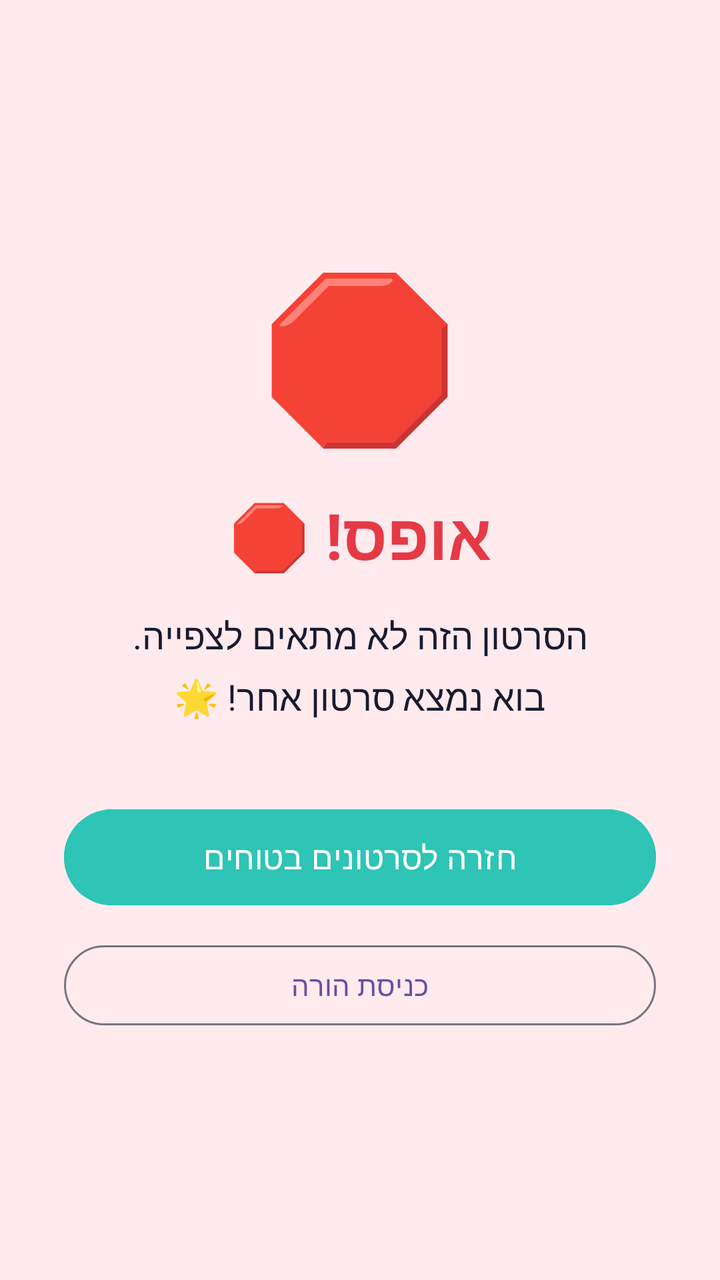
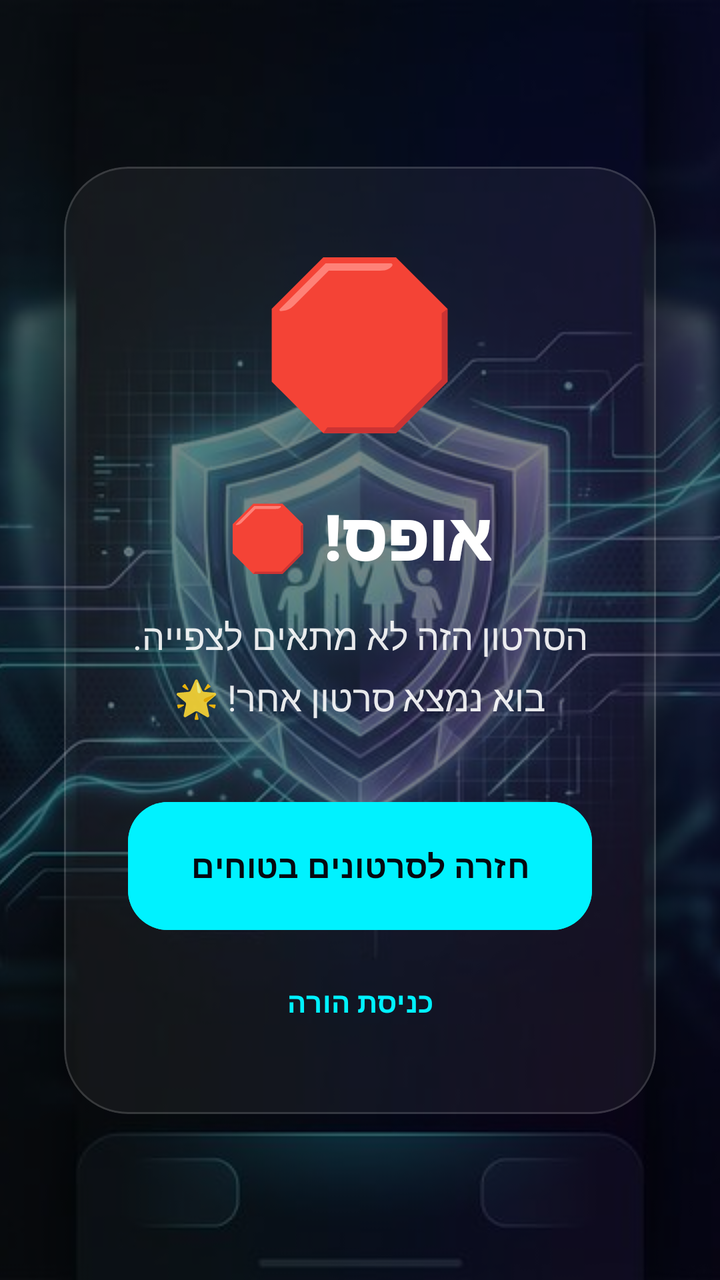

Compare the two renders of this Android layout. The source of the first and the diff that turns it into the second are given below.
<!-- AndroidManifest.xml: activity theme Theme.SafeKids.Overlay -->
<!-- res/layout/activity_blocked.xml -->
<?xml version="1.0" encoding="utf-8"?>
<LinearLayout xmlns:android="http://schemas.android.com/apk/res/android"
    android:layout_width="match_parent"
    android:layout_height="match_parent"
    android:orientation="vertical"
    android:gravity="center"
    android:background="#FFEBEE"
    android:layoutDirection="rtl"
    android:padding="32dp">

    
    <TextView
        android:layout_width="wrap_content"
        android:layout_height="wrap_content"
        android:text="🛑"
        android:textSize="80sp" />

    
    <TextView
        android:layout_width="wrap_content"
        android:layout_height="wrap_content"
        android:text="@string/block_title"
        android:textSize="32sp"
        android:textStyle="bold"
        android:textColor="@color/sk_error"
        android:layout_marginTop="16dp" />

    
    <TextView
        android:id="@+id/tvBlockMessage"
        android:layout_width="wrap_content"
        android:layout_height="wrap_content"
        android:text="@string/block_message"
        android:textSize="18sp"
        android:textColor="@color/sk_on_background"
        android:gravity="center"
        android:lineSpacingExtra="6dp"
        android:layout_marginTop="16dp" />

    
    <Button
        android:id="@+id/btnBackToSafe"
        android:layout_width="match_parent"
        android:layout_height="56dp"
        android:layout_marginTop="40dp"
        android:text="@string/block_btn_back"
        android:textSize="16sp"
        android:backgroundTint="@color/sk_secondary" />

    
    <Button
        android:id="@+id/btnParentUnlock"
        style="@style/Widget.Material3.Button.OutlinedButton"
        android:layout_width="match_parent"
        android:layout_height="48dp"
        android:layout_marginTop="12dp"
        android:text="@string/block_btn_parent"
        android:textSize="14sp" />

</LinearLayout>
<!-- resources referenced by this layout -->
<resources>
  <color name="sk_error">#E63946</color>
  <color name="sk_on_background">#1A1A2E</color>
  <color name="sk_secondary">#2EC4B6</color>
  <string name="block_btn_back">חזרה לסרטונים בטוחים</string>
  <string name="block_btn_parent">כניסת הורה</string>
  <string name="block_message">הסרטון הזה לא מתאים לצפייה.\nבוא נמצא סרטון אחר! 🌟</string>
  <string name="block_title">אופס! 🛑</string>
  <style name="Theme.SafeKids.Overlay" parent="Theme.Material3.Light.NoActionBar">
          <item name="android:windowIsTranslucent">false</item>
          <item name="android:windowBackground">@color/sk_overlay_bg</item>
          <item name="android:statusBarColor">@color/sk_block_bg</item>
      </style>
  <color name="sk_overlay_bg">#E6FFFFFF</color>
  <color name="sk_block_bg">#FF6B6B</color>
</resources>

<!-- the commit's change to res/layout/activity_blocked.xml (unified diff, before → after) -->
@@ -1,60 +1,104 @@
 <?xml version="1.0" encoding="utf-8"?>
-<LinearLayout xmlns:android="http://schemas.android.com/apk/res/android"
+<androidx.constraintlayout.widget.ConstraintLayout xmlns:android="http://schemas.android.com/apk/res/android"
+    xmlns:app="http://schemas.android.com/apk/res-auto"
     android:layout_width="match_parent"
     android:layout_height="match_parent"
-    android:orientation="vertical"
-    android:gravity="center"
-    android:background="#FFEBEE"
-    android:layoutDirection="rtl"
-    android:padding="32dp">
+    android:layoutDirection="rtl">
 
     
-    <TextView
-        android:layout_width="wrap_content"
-        android:layout_height="wrap_content"
-        android:text="🛑"
-        android:textSize="80sp" />
+    <ImageView
+        android:layout_width="match_parent"
+        android:layout_height="match_parent"
+        android:scaleType="centerCrop"
+        android:src="@drawable/safekids_background_premium" />
 
     
-    <TextView
-        android:layout_width="wrap_content"
-        android:layout_height="wrap_content"
-        android:text="@string/block_title"
-        android:textSize="32sp"
-        android:textStyle="bold"
-        android:textColor="@color/sk_error"
-        android:layout_marginTop="16dp" />
+    <View
+        android:layout_width="match_parent"
+        android:layout_height="match_parent"
+        android:background="#80000000" />
 
     
-    <TextView
-        android:id="@+id/tvBlockMessage"
-        android:layout_width="wrap_content"
+    <com.google.android.material.card.MaterialCardView
+        android:layout_width="0dp"
         android:layout_height="wrap_content"
-        android:text="@string/block_message"
-        android:textSize="18sp"
-        android:textColor="@color/sk_on_background"
-        android:gravity="center"
-        android:lineSpacingExtra="6dp"
-        android:layout_marginTop="16dp" />
+        android:layout_marginHorizontal="32dp"
+        app:cardBackgroundColor="@color/sk_glass_background"
+        app:cardCornerRadius="32dp"
+        app:cardElevation="0dp"
+        app:layout_constraintBottom_toBottomOf="parent"
+        app:layout_constraintEnd_toEndOf="parent"
+        app:layout_constraintStart_toStartOf="parent"
+        app:layout_constraintTop_toTopOf="parent"
+        app:strokeColor="@color/sk_glass_outline"
+        app:strokeWidth="1dp">
 
-    
-    <Button
-        android:id="@+id/btnBackToSafe"
-        android:layout_width="match_parent"
-        android:layout_height="56dp"
-        android:layout_marginTop="40dp"
-        android:text="@string/block_btn_back"
-        android:textSize="16sp"
-        android:backgroundTint="@color/sk_secondary" />
+        <LinearLayout
+            android:layout_width="match_parent"
+            android:layout_height="wrap_content"
+            android:gravity="center"
+            android:orientation="vertical"
+            android:padding="32dp">
 
-    
-    <Button
-        android:id="@+id/btnParentUnlock"
-        style="@style/Widget.Material3.Button.OutlinedButton"
-        android:layout_width="match_parent"
-        android:layout_height="48dp"
-        android:layout_marginTop="12dp"
-        android:text="@string/block_btn_parent"
-        android:textSize="14sp" />
+            
+            <TextView
+                android:layout_width="wrap_content"
+                android:layout_height="wrap_content"
+                android:text="🛑"
+                android:textSize="80sp" />
 
-</LinearLayout>
+            
+            <TextView
+                android:layout_width="wrap_content"
+                android:layout_height="wrap_content"
+                android:layout_marginTop="24dp"
+                android:fontFamily="sans-serif-black"
+                android:gravity="center"
+                android:text="@string/block_title"
+                android:textColor="@color/sk_white"
+                android:textSize="32sp" />
+
+            
+            <TextView
+                android:id="@+id/tvBlockMessage"
+                android:layout_width="wrap_content"
+                android:layout_height="wrap_content"
+                android:layout_marginTop="16dp"
+                android:alpha="0.9"
+                android:gravity="center"
+                android:lineSpacingExtra="6dp"
+                android:text="@string/block_message"
+                android:textColor="@color/sk_white"
+                android:textSize="18sp" />
+
+            
+            <com.google.android.material.button.MaterialButton
+                android:id="@+id/btnBackToSafe"
+                android:layout_width="match_parent"
+                android:layout_height="64dp"
+                android:layout_marginTop="40dp"
+                android:backgroundTint="@color/sk_neon_cyan"
+                android:insetTop="0dp"
+                android:insetBottom="0dp"
+                android:text="@string/block_btn_back"
+                android:textColor="@color/sk_deep_space"
+                android:textSize="16sp"
+                android:textStyle="bold"
+                app:cornerRadius="20dp" />
+
+            
+            <com.google.android.material.button.MaterialButton
+                android:id="@+id/btnParentUnlock"
+                style="@style/Widget.Material3.Button.TextButton"
+                android:layout_width="match_parent"
+                android:layout_height="48dp"
+                android:layout_marginTop="12dp"
+                android:text="@string/block_btn_parent"
+                android:textColor="@color/sk_neon_cyan"
+                android:textSize="14sp"
+                android:textStyle="bold" />
+
+        </LinearLayout>
+    </com.google.android.material.card.MaterialCardView>
+
+</androidx.constraintlayout.widget.ConstraintLayout>
<!-- resource entries referenced after the edit -->
@@ -1,18 +1,22 @@
 <!-- resources referenced by this layout -->
 <resources>
-  <color name="sk_error">#E63946</color>
-  <color name="sk_on_background">#1A1A2E</color>
-  <color name="sk_secondary">#2EC4B6</color>
+  <color name="sk_deep_space">#050810</color>
+  <color name="sk_glass_background">#0DFFFFFF</color>
+  <color name="sk_glass_outline">#26FFFFFF</color>
+  <color name="sk_neon_cyan">#00F2FF</color>
+  <color name="sk_white">#FFFFFF</color>
+  <!-- drawable safekids_background_premium: png bitmap (drawable, 43505 bytes) -->
   <string name="block_btn_back">חזרה לסרטונים בטוחים</string>
   <string name="block_btn_parent">כניסת הורה</string>
   <string name="block_message">הסרטון הזה לא מתאים לצפייה.\nבוא נמצא סרטון אחר! 🌟</string>
   <string name="block_title">אופס! 🛑</string>
-  <style name="Theme.SafeKids.Overlay" parent="Theme.Material3.Light.NoActionBar">
-          <item name="android:windowIsTranslucent">false</item>
+  <style name="Theme.SafeKids.Overlay" parent="Theme.Material3.Dark.NoActionBar">
+          <item name="android:windowIsTranslucent">true</item>
           <item name="android:windowBackground">@color/sk_overlay_bg</item>
-          <item name="android:statusBarColor">@color/sk_block_bg</item>
+          <item name="android:windowAnimationStyle">@android:style/Animation.Dialog</item>
+          <item name="android:statusBarColor">@color/sk_background</item>
       </style>
-  <color name="sk_overlay_bg">#E6FFFFFF</color>
-  <color name="sk_block_bg">#FF6B6B</color>
+  <color name="sk_overlay_bg">#E6050810</color>
+  <color name="sk_background">#050810</color>
 </resources>
 
